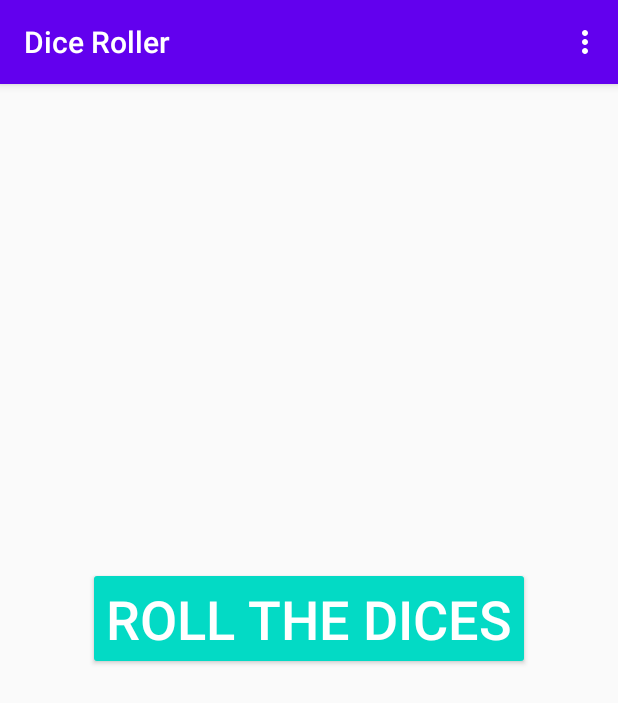
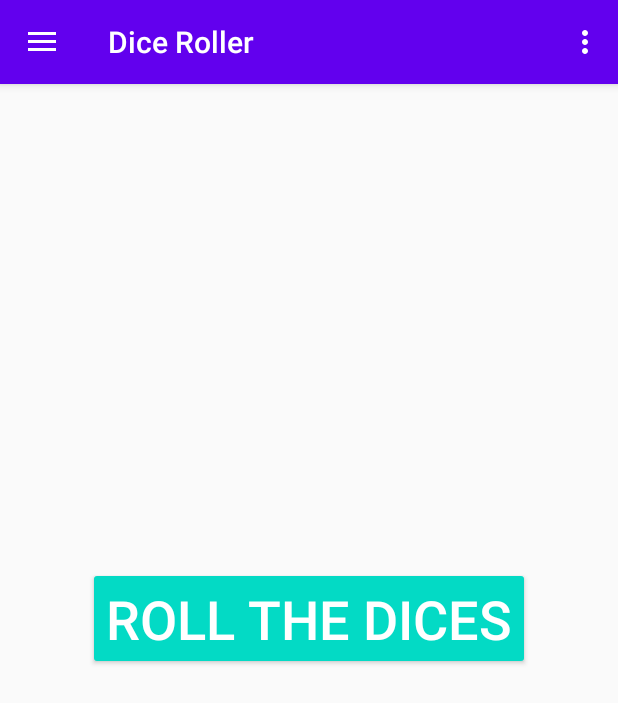
Before and after one commit to MinhoChoi-a/android-practice, an Android app: the screen it shows after launch (MainActivity), on a phone screen of 412 x 824 dp. Shown: the top 703 px of the screen. Run offline under Robolectric (Android 15) with nearby library versions, the light colour scheme and no system bars.

Commit message:
finished basic architectual

```diff
--- a/HelloWorld/app/src/main/java/com/example/helloworld/MainActivity.kt
+++ b/HelloWorld/app/src/main/java/com/example/helloworld/MainActivity.kt
@@ -6,6 +6,7 @@ import kotlinx.android.synthetic.main.activity_main.*
 import android.content.Intent
 import android.view.Menu
 import android.view.MenuItem
+import androidx.appcompat.app.ActionBarDrawerToggle
 import androidx.appcompat.widget.Toolbar
 import androidx.core.view.GravityCompat
 import androidx.drawerlayout.widget.DrawerLayout
@@ -33,6 +34,14 @@ class MainActivity : AppCompatActivity(),
 
 
         navView.setNavigationItemSelectedListener(this)
+
+        val toggle = ActionBarDrawerToggle(
+            this, drawerLayout, toolbar,
+            R.string.open_nav, R.string.close_nav
+        )
+
+        drawerLayout.addDrawerListener(toggle)
+        toggle.syncState()
 
     }
 
--- a/HelloWorld/app/src/main/res/values/strings.xml
+++ b/HelloWorld/app/src/main/res/values/strings.xml
@@ -24,5 +24,7 @@ The last point is critical: given the many candidates recruiters and hiring mana
  </string>
     <string name="settings">Settings</string>
     <string name="about">About</string>
+    <string name="open_nav">open nav</string>
+    <string name="close_nav">close nav</string>
 
 </resources>
```
